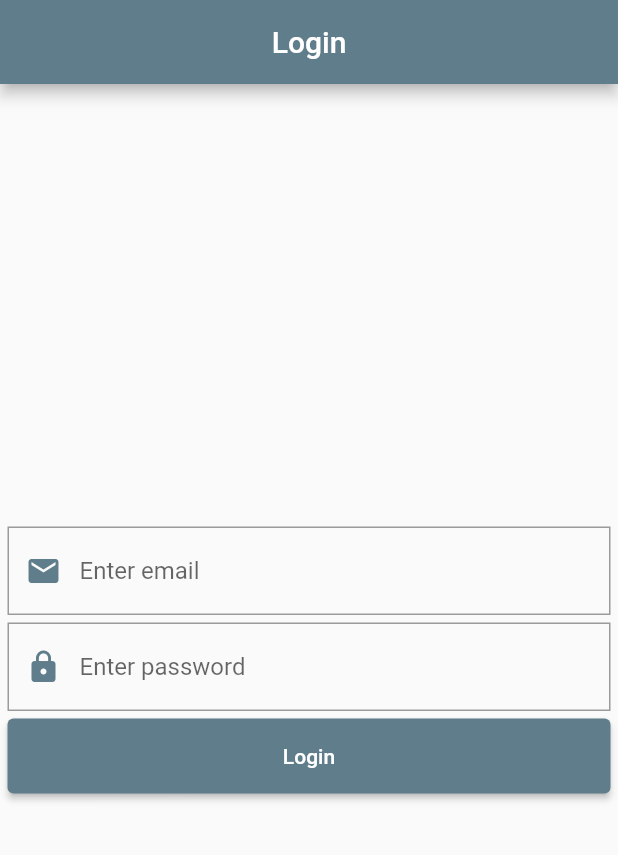
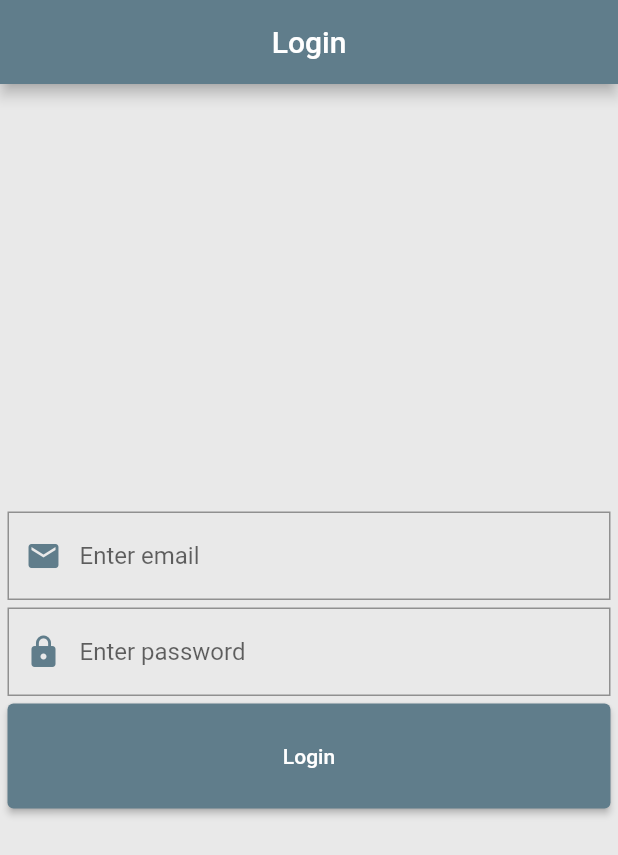
Before and after one commit to GitDatz/home_inventory, a Flutter app: the screen it shows after launch, on a phone screen of 412 x 824 dp. Shown: the top 855 px of the screen. Run offline on Flutter 3.47's test engine with Material 2 defaults, Android fonts, the phone set to English and light mode, and no system bars.

Commit message:
Scaffold background color set

```diff
--- a/lib/constants.dart
+++ b/lib/constants.dart
@@ -1,3 +1,8 @@
+import 'package:flutter/material.dart';
+
+// Theme
+const Color BACKGROUND_COLOR = Color(0xffe9e9e9);
+
 // App Bar Titles
 const String LOGIN_PAGE_TITLE = "Login";
 const String MAIN_PAGE_TITLE = "Home Inventory";
@@ -11,6 +16,7 @@ const String PASSWORD_HINT = "Enter password";
 const String LOGIN_BUTTON_TEXT = "Login";
 const String EMAIL_VALIDATOR_ERROR = "Email cannot be empty";
 const String PASSWORD_VALIDATOR_ERROR = "Password cannot be empty";
+const double LOGIN_BUTTON_HEIGHT = 70.0;
 
 // Main Page
 const String CHECK_INVENTORY_BUTTON_TEXT = "Check Inventory";
--- a/lib/main.dart
+++ b/lib/main.dart
@@ -12,6 +12,7 @@ class HomeInventoryApp extends StatelessWidget {
     return MaterialApp(
       debugShowCheckedModeBanner: false,
       theme: ThemeData(
+        scaffoldBackgroundColor: BACKGROUND_COLOR,
         primarySwatch: Colors.blueGrey,
       ),
       home: LoginPage(title: LOGIN_PAGE_TITLE),
--- a/lib/ui/pages/login_page.dart
+++ b/lib/ui/pages/login_page.dart
@@ -87,7 +87,7 @@ class _LoginPageState extends State<LoginPage> {
     return Padding(
       padding: EdgeInsets.fromLTRB(5.0, 0.0, 5.0, 0.0),
       child: SizedBox(
-        height: 50.0,
+        height: LOGIN_BUTTON_HEIGHT,
         width: double.infinity,
         child: ElevatedButton(
           child: Text(LOGIN_BUTTON_TEXT),
```
